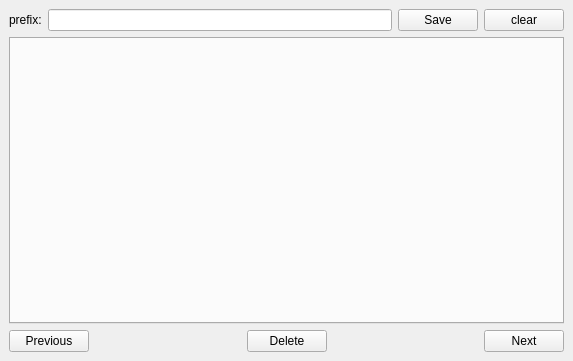
hasanpasha/TxtMaker, file gui.ui: the form before one commit.
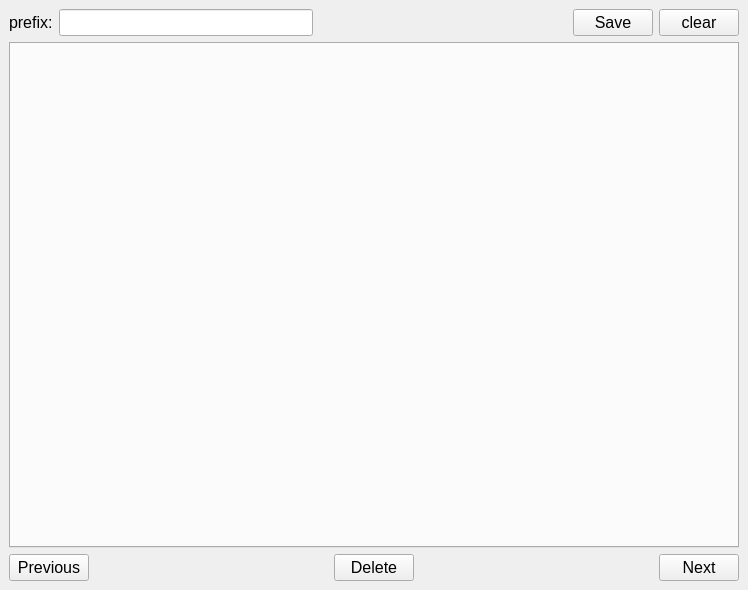
The form after the commit.

The edit to the form file:
```diff
--- a/gui.ui
+++ b/gui.ui
@@ -6,13 +6,18 @@
    <rect>
     <x>0</x>
     <y>0</y>
-    <width>573</width>
-    <height>361</height>
+    <width>748</width>
+    <height>590</height>
    </rect>
   </property>
   <property name="windowTitle">
    <string>MainWindow</string>
   </property>
+  <property name="styleSheet">
+   <string notr="true">* {
+	font-size: 16px;
+}</string>
+  </property>
   <widget class="QWidget" name="centralwidget">
    <layout class="QVBoxLayout" name="verticalLayout">
     <item>
@@ -31,6 +36,19 @@
         </property>
        </widget>
       </item>
+      <item>
+       <spacer name="horizontalSpacer_3">
+        <property name="orientation">
+         <enum>Qt::Horizontal</enum>
+        </property>
+        <property name="sizeHint" stdset="0">
+         <size>
+          <width>40</width>
+          <height>20</height>
+         </size>
+        </property>
+       </spacer>
+      </item>
       <item>
        <widget class="QPushButton" name="saveAllbtn">
         <property name="text">
```
Left out of the diff: 4 changed lines with no effect on the pictures.
